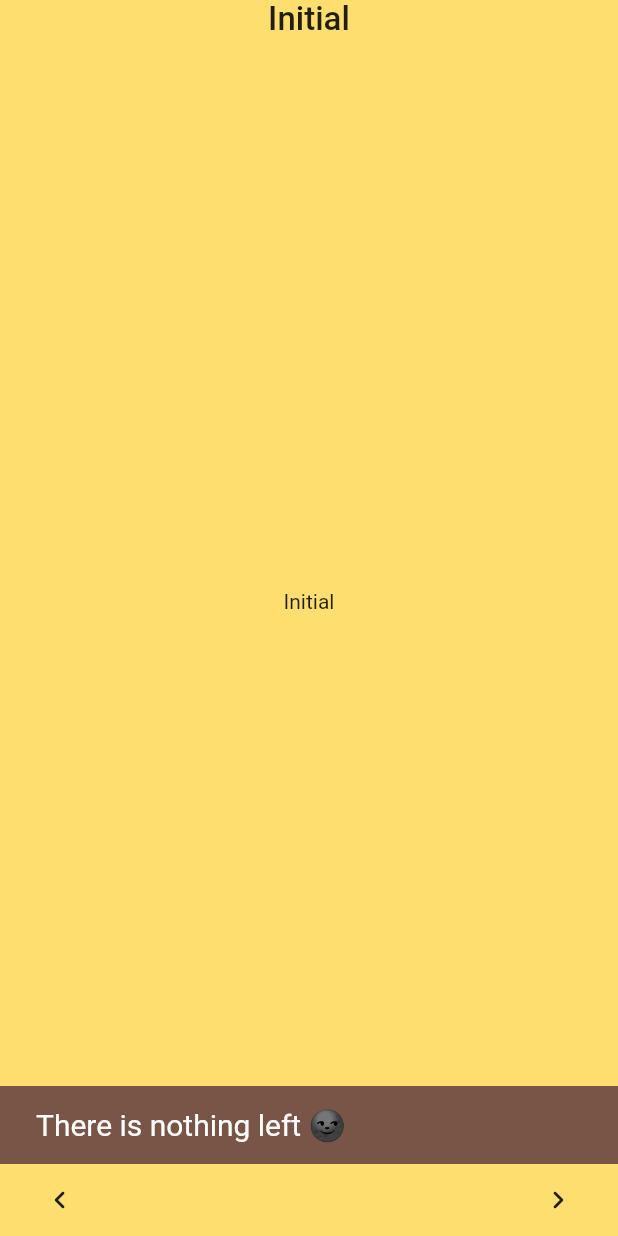
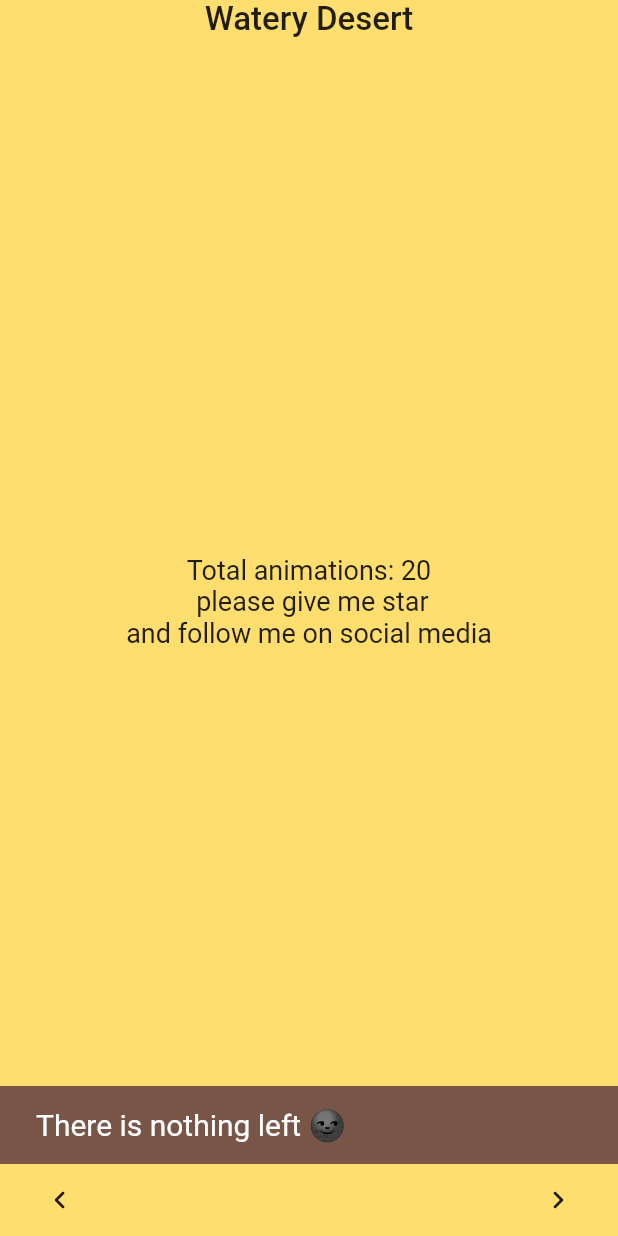
Before and after one commit to watery-desert/loading_animation_widget, a Flutter app: the screen it shows after launch, after a tap on the "chevron left" icon, on a phone screen of 412 x 824 dp. Run offline on Flutter 3.47's test engine with Material 2 defaults, Android fonts, the phone set to English and light mode, and no system bars.

Commit message:
file names adjusted

```diff
--- a/example/lib/main.dart
+++ b/example/lib/main.dart
@@ -146,8 +146,14 @@ class AppBody {
 
 final listOfAnimations = <AppBody>[
   AppBody(
-    'Initial',
-    const Text('Initial'),
+    'Watery Desert',
+    const Text(
+      'Total animations: 20 \n please give me star \nand follow me on social media',
+      textAlign: TextAlign.center,
+      style: TextStyle(
+        fontSize: 18,
+      ),
+    ),
   ),
   AppBody(
     'wavingDots',
--- a/lib/src/arch_circle/arch_circle.dart
+++ b/lib/src/arch_circle/arch_circle.dart
@@ -133,7 +133,7 @@ class _ThreeArchedCircleState extends State<ThreeArchedCircle>
                   ).animate(_secondRotationInterval).value,
                   child: Stack(
                     alignment: Alignment.center,
-                    children:<Widget> [
+                    children: <Widget>[
                       Arc.draw(
                         color: color,
                         size: size,
--- a/lib/src/beat/beat.dart
+++ b/lib/src/beat/beat.dart
@@ -43,7 +43,7 @@ class _BeatState extends State<Beat> with SingleTickerProviderStateMixin {
         animation: _animationController,
         builder: (_, __) => Stack(
           alignment: Alignment.center,
-          children:<Widget> [
+          children: <Widget>[
             Visibility(
               visible: _animationController.value <= 0.7,
               child: Transform.scale(
@@ -60,7 +60,7 @@ class _BeatState extends State<Beat> with SingleTickerProviderStateMixin {
                     )
                     .value,
                 child: Opacity(
-                  opacity: Tween <double>(begin: 0.0, end: 1.0)
+                  opacity: Tween<double>(begin: 0.0, end: 1.0)
                       .animate(
                         CurvedAnimation(
                           parent: _animationController,
@@ -71,7 +71,7 @@ class _BeatState extends State<Beat> with SingleTickerProviderStateMixin {
                   child: Ring.draw(
                     color: color,
                     size: size,
-                    strokeWidth: Tween <double>(begin: size / 5, end: size / 8)
+                    strokeWidth: Tween<double>(begin: size / 5, end: size / 8)
                         .animate(
                           CurvedAnimation(
                             parent: _animationController,
--- a/lib/src/trangle/trangle.dart
+++ b/lib/src/half_tringle_dot/half_tringle_dot.dart
@@ -89,7 +89,7 @@ class _HalfTringleDotState extends State<HalfTringleDot>
             animation: _animationController,
             builder: (_, __) => Stack(
               fit: StackFit.expand,
-              children:<Widget> [
+              children: <Widget>[
                 Visibility(
                   visible: _fistVisibility(_animationController),
                   child: Triangle.draw(
@@ -152,7 +152,7 @@ class _HalfTringleDotState extends State<HalfTringleDot>
                   width: innerWidth,
                   height: innerHeight,
                   child: Stack(
-                    children:<Widget> [
+                    children: <Widget>[
                       Visibility(
                         visible: _fistVisibility(_animationController),
                         child: Transform.translate(
--- a/lib/src/stretched_dots/build_dot.dart
+++ b/lib/src/stretched_dots/build_dot.dart
@@ -30,7 +30,7 @@ class BuildDot extends StatelessWidget {
     final double height = innerHeight / 1.7;
     return Stack(
       alignment: Alignment.center,
-      children: <Widget> [
+      children: <Widget>[
         controller.value < firstInterval.end
             ? Align(
                 alignment: Alignment.bottomCenter,
--- a/lib/src/stretched_dots/stretched_dots.dart
+++ b/lib/src/stretched_dots/stretched_dots.dart
@@ -53,7 +53,7 @@ class _StretchedDotsState extends State<StretchedDots>
           height: innerHeight,
           child: Stack(
             fit: StackFit.expand,
-            children: <Widget> [
+            children: <Widget>[
               Row(
                 mainAxisAlignment: MainAxisAlignment.spaceBetween,
                 crossAxisAlignment: CrossAxisAlignment.end,
```
Also changed, not shown: lib/loading_animation_widget.dart (+5 -5 lines), lib/src/dots_triangle/build_sides.dart (renamed from lib/src/triangle_dots/build_sides.dart), lib/src/dots_triangle/dots_triangle.dart (renamed from lib/src/triangle_dots/triangle_dots.dart), lib/src/twisting_dots/twisting_dots.dart (renamed from lib/src/preloader/preloader.dart), lib/src/two_rotating_arc/two_rotating_arc.dart (renamed from lib/src/elementry_loader/elemental_loader.dart), 1 other file.
